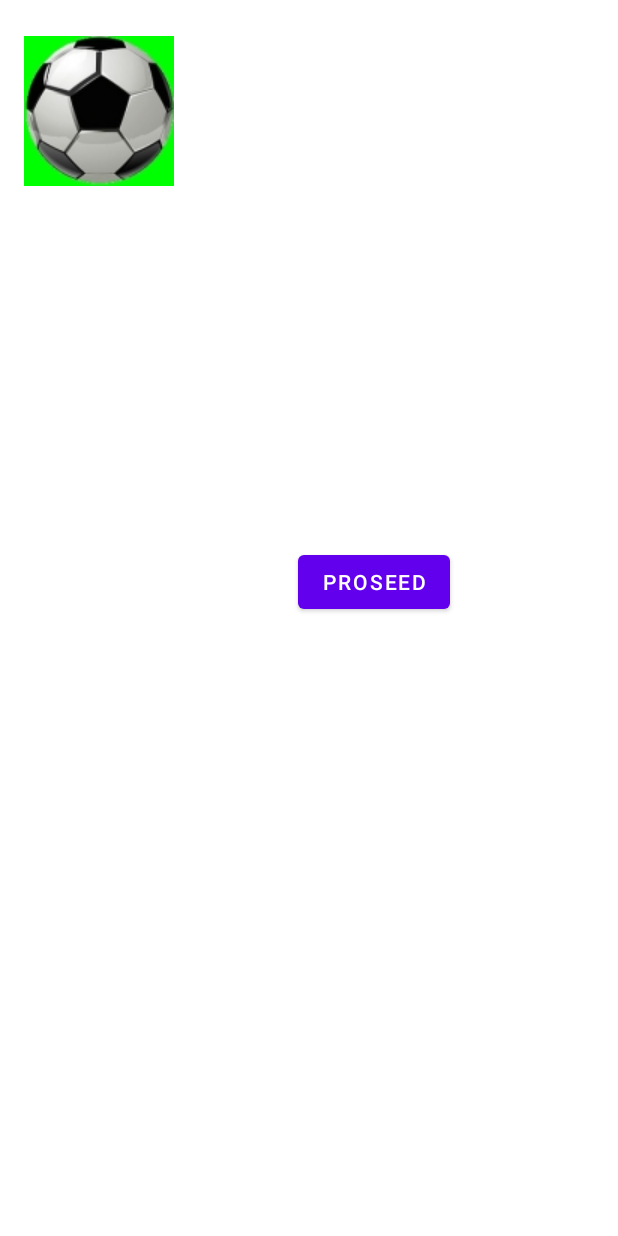
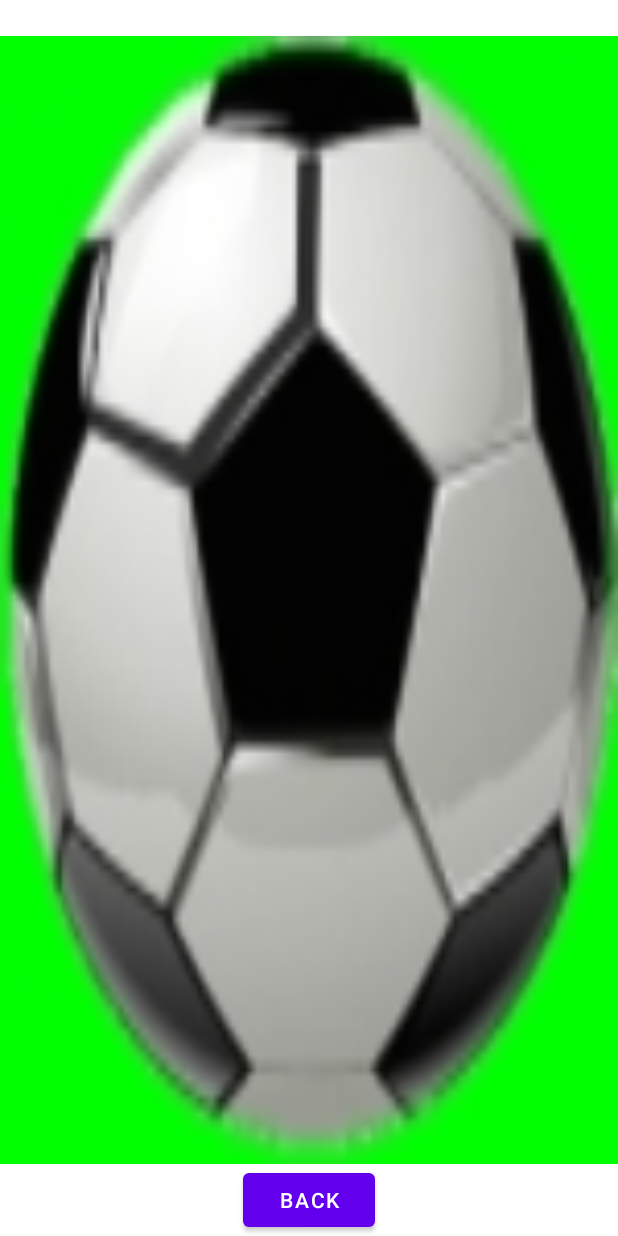
Before and after one commit to Shwetank-nitp/AndroidPlayer, an Android app: the layout activity_main.xml on its own in the app's theme, with its tools: preview values and no code run, on a phone screen of 412 x 824 dp. Run offline under Robolectric (Android 15) with nearby library versions, the phone set to English and light mode, and no system bars.

Commit message:
AndroidApp

```diff
--- a/app/src/main/res/layout/activity_main.xml
+++ b/app/src/main/res/layout/activity_main.xml
@@ -8,12 +8,12 @@
 
     <ImageView
         android:id="@+id/imageView3"
-        android:layout_width="wrap_content"
-        android:layout_height="wrap_content"
+        android:layout_width="0dp"
+        android:layout_height="0dp"
         android:layout_marginTop="24dp"
         android:scaleType="fitXY"
+        app:layout_constraintBottom_toTopOf="@+id/button2"
         app:layout_constraintEnd_toEndOf="parent"
-        app:layout_constraintHorizontal_bias="0.051"
         app:layout_constraintStart_toStartOf="parent"
         app:layout_constraintTop_toTopOf="parent"
         app:srcCompat="@drawable/ball_100x100" />
@@ -22,10 +22,9 @@
         android:id="@+id/button2"
         android:layout_width="wrap_content"
         android:layout_height="wrap_content"
-        android:layout_marginEnd="112dp"
-        android:layout_marginBottom="412dp"
-        android:text="proseed"
+        android:text="Back"
         app:layout_constraintBottom_toBottomOf="parent"
-        app:layout_constraintEnd_toEndOf="parent" />
+        app:layout_constraintEnd_toEndOf="parent"
+        app:layout_constraintStart_toStartOf="parent" />
 
 </androidx.constraintlayout.widget.ConstraintLayout>
```
Also changed, not shown: app/src/main/java/shrai/ee/player/MainActivity.kt (+16 -0 lines).
